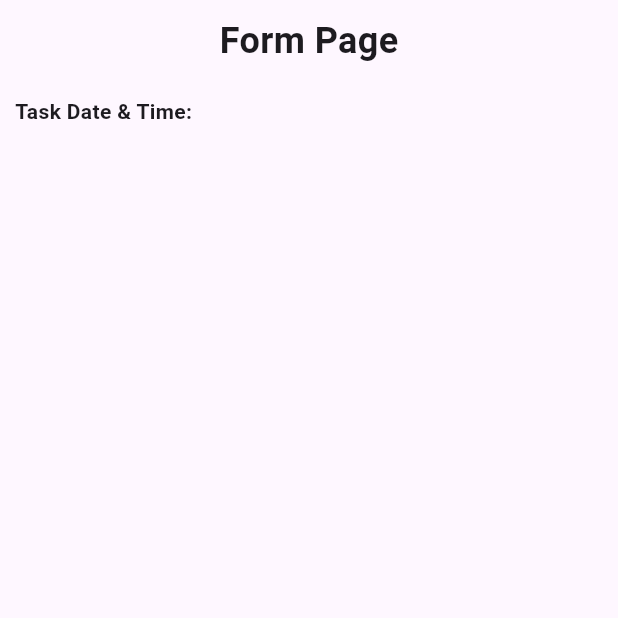
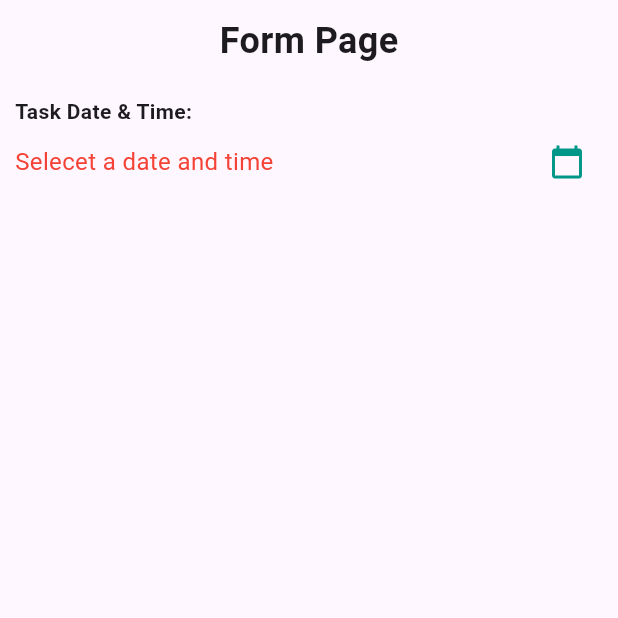
Before and after one commit to Rangga857/TodoApp_0150, a Flutter app: the screen it shows after launch, on a phone screen of 412 x 824 dp, the top half of it. Run offline on Flutter 3.47's test engine with Material 3 defaults, Android fonts, the phone set to English and light mode, and no system bars.

Commit message:
Add row yg memuat tanggal dan validasi

```diff
--- a/lib/todoapp.dart
+++ b/lib/todoapp.dart
@@ -1,5 +1,6 @@
 import 'package:flutter/cupertino.dart';
 import 'package:flutter/material.dart';
+import 'package:intl/intl.dart';
 
 class TodoPage extends StatefulWidget {
   const TodoPage({super.key});
@@ -133,7 +134,26 @@ class _TodoPageState extends State<TodoPage> {
               Text(
                 "Task Date & Time: ",
                 style: TextStyle(fontWeight: FontWeight.bold),
-              )
+              ),
+              Row(children: [
+                Expanded(child: Text(
+                  _selectedDate == null
+                  ?"Selecet a date and time"
+                  :DateFormat('EEE, MMM d, y h:mm a').format(_selectedDate!),
+                  style: TextStyle(
+                    fontSize: 16,
+                    color: _dateTimeValidate == null
+                    ?Colors.red
+                    :Colors.black
+                  ),
+                ),
+                ),
+                IconButton(
+                  icon: const Icon(Icons.calendar_today,
+                  color: Colors.teal),
+                  onPressed: () => _showDateTimePicker(context)
+                  ,)
+              ],)
             ]
           ),
         )
```
